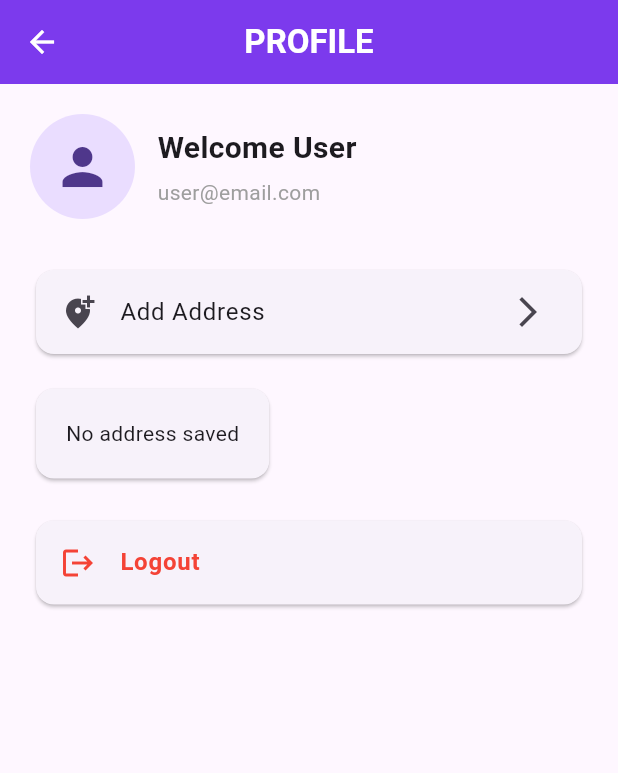
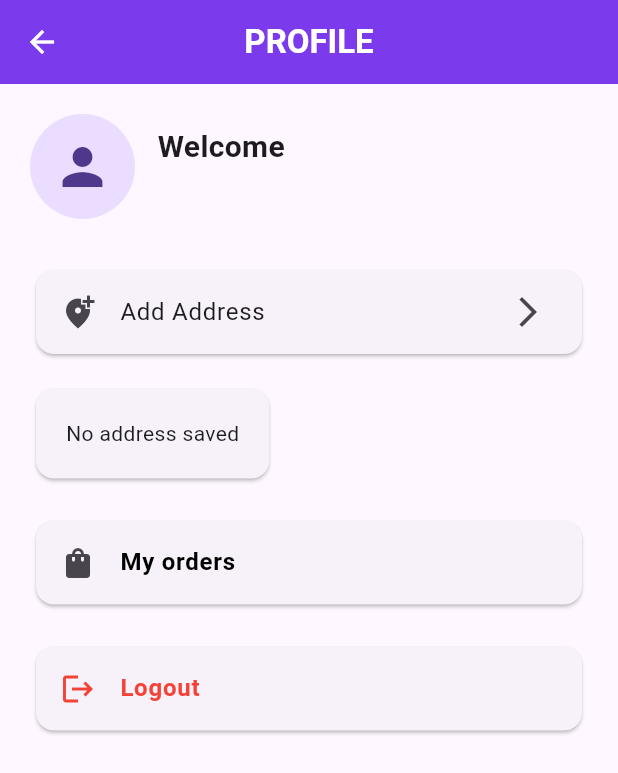
Before and after one commit to shamseena123/productlistcubit, a Flutter app: the ProfileScreen screen opened directly, on a phone screen of 412 x 824 dp. Shown: the top 773 px of the screen. Run offline on Flutter 3.47's test engine with Material 3 defaults, Android fonts, the phone set to English and light mode, and no system bars; our stand-ins replace equatable, flutter_bloc, hive, hive_flutter, shared_preferences; accounts and stored records are empty.

Commit message:
order section completed

```diff
--- /dev/null
+++ b/devtools_options.yaml
@@ -0,0 +1,3 @@
+description: This file stores settings for Dart & Flutter DevTools.
+documentation: https://docs.flutter.dev/tools/devtools/extensions#configure-extension-enablement-states
+extensions:
--- a/lib/core/widgets/error_widget.dart
+++ b/lib/core/widgets/error_widget.dart
@@ -17,7 +17,7 @@ class CustomErrorWidget extends StatelessWidget {
         mainAxisAlignment: MainAxisAlignment.center,
         children: [
           Text(message),
-          const SizedBox(height: 12),
+          const SizedBox(height: 10),
           ElevatedButton(onPressed: onRetry, child: const Text("Retry")),
         ],
       ),
--- a/lib/features/orders/logic/orders_cubit.dart
+++ b/lib/features/orders/logic/orders_cubit.dart
@@ -3,14 +3,15 @@ import 'package:hive/hive.dart';
 import '../data/order_model.dart';
 
 class OrdersCubit extends Cubit<List<OrderModel>> {
-  OrdersCubit() : super([]) {
-    loadOrders();
-  }
+  OrdersCubit() : super([]) {}
 
   final Box ordersBox = Hive.box('ordersBox');
 
- void loadOrders() {
-  final data = ordersBox.get('orders_list');
+  void loadOrders(String email) {
+    final data = ordersBox.get('orders_list_$email');
+
+    print("Email:$email");
+    print("DATA FROM HIVE:$data");
 
     if (data == null || data is! List) {
       emit([]);
@@ -18,17 +19,14 @@ class OrdersCubit extends Cubit<List<OrderModel>> {
     }
 
     final orders = data
-      .map(
-        (e) => OrderModel.fromJson(
-          Map<String, dynamic>.from(e),
-        ),
-      )
+        .map((e) => OrderModel.fromJson(Map<String, dynamic>.from(e)))
         .toList();
 
     emit(orders.reversed.toList());
   }
-  Future<void> addOrder(OrderModel order) async {
-    final data = ordersBox.get('orders_list');
+
+  Future<void> addOrder(String email, OrderModel order) async {
+    final data = ordersBox.get('orders_list_$email');
 
     List existing = data ?? [];
 
@@ -37,9 +35,8 @@ class OrdersCubit extends Cubit<List<OrderModel>> {
       order.toJson(), // 🔥 ONLY JSON
     ];
 
-    await ordersBox.put('orders_list', updated);
-    print("ORDER SAVED: ${order.toJson()}");
+    await ordersBox.put('orders_list_$email', updated);
 
-    loadOrders();
+    loadOrders(email);
   }
 }
--- a/lib/features/products/logic/cubit/product_cubit.dart
+++ b/lib/features/products/logic/cubit/product_cubit.dart
@@ -15,7 +15,7 @@ class ProductCubit extends Cubit<ProductState> {
   String _selectedSort = "None";
   String _searchQuery = "";
 
-  /// LOAD PRODUCTS
+
   Future<void> loadProducts() async {
     emit(ProductLoading());
 
@@ -31,8 +31,6 @@ class ProductCubit extends Cubit<ProductState> {
       }
     }
   }
-
-  /// CORE FILTER ENGINE (CATEGORY + SEARCH + SORT)
   void _applyFilters() {
     List<ProductModel> filtered = List.from(_allProducts);
 
@@ -43,7 +41,6 @@ class ProductCubit extends Cubit<ProductState> {
           .toList();
     }
 
-    /// SEARCH FILTER
     if (_searchQuery.isNotEmpty) {
       filtered = filtered
           .where(
--- a/lib/features/products/presentation/screens/home_screen.dart
+++ b/lib/features/products/presentation/screens/home_screen.dart
@@ -142,7 +142,7 @@ class _HomeScreenState extends State<HomeScreen> {
 
                     const SizedBox(height: 14),
 
-                    /// CATEGORY CHIPS
+
                     SizedBox(
                       height: 50,
                       child: ListView(
--- a/lib/features/products/presentation/widgets/product_card.dart
+++ b/lib/features/products/presentation/widgets/product_card.dart
@@ -88,7 +88,7 @@ class ProductCard extends StatelessWidget {
 
               const SizedBox(height: 8),
 
-              /// TITLE
+
               Text(
                 product.title,
                 maxLines: 2,
--- a/lib/features/profile/presentation/profile_screen.dart
+++ b/lib/features/profile/presentation/profile_screen.dart
@@ -5,10 +5,33 @@ import 'package:product_list_app/features/address/data/logic/address_cubit.dart'
 import 'package:product_list_app/features/address/presentation/screens/address_screen.dart';
 
 import 'package:product_list_app/features/auth/logic/cubit/auth_cubit.dart';
+import 'package:product_list_app/features/orders/presentation/order_screen.dart';
 
+class ProfileScreen extends StatefulWidget {
+  const ProfileScreen({super.key});
 
-class ProfileScreen extends StatelessWidget {
-  const ProfileScreen({super.key});
+  @override
+  State<ProfileScreen> createState() => _ProfileScreenState();
+}
+
+class _ProfileScreenState extends State<ProfileScreen> {
+  String email = "";
+
+  @override
+  void initState() {
+    super.initState();
+    loadEmail();
+  }
+
+  Future<void> loadEmail() async {
+    final storage = context.read<AuthCubit>().storageService;
+
+    final savedEmail = await storage.getString("currentUser");
+
+    setState(() {
+      email = savedEmail ?? "";
+    });
+  }
 
   @override
   Widget build(BuildContext context) {
@@ -34,7 +57,6 @@ class ProfileScreen extends StatelessWidget {
           crossAxisAlignment: CrossAxisAlignment.start,
 
           children: [
-            /// 👤 PROFILE HEADER
             Row(
               children: [
                 const CircleAvatar(
@@ -47,9 +69,9 @@ class ProfileScreen extends StatelessWidget {
                 Column(
                   crossAxisAlignment: CrossAxisAlignment.start,
 
-                  children: const [
-                    Text(
-                      "Welcome User",
+                  children: [
+                    const Text(
+                      "Welcome",
                       style: TextStyle(
                         fontSize: 20,
                         fontWeight: FontWeight.bold,
@@ -58,10 +80,7 @@ class ProfileScreen extends StatelessWidget {
 
                     SizedBox(height: 5),
 
-                    Text(
-                      "user@email.com",
-                      style: TextStyle(color: Colors.grey),
-                    ),
+                    Text(email, style: const TextStyle(color: Colors.grey)),
                   ],
                 ),
               ],
@@ -69,7 +88,6 @@ class ProfileScreen extends StatelessWidget {
 
             const SizedBox(height: 30),
 
-            /// ➕ ADD ADDRESS
             Card(
               child: ListTile(
                 leading: const Icon(Icons.add_location_alt),
@@ -89,7 +107,6 @@ class ProfileScreen extends StatelessWidget {
 
             const SizedBox(height: 15),
 
-            /// 📍 SAVED ADDRESS
             BlocBuilder<AddressCubit, AddressState>(
               builder: (context, state) {
                 if (state is AddressLoaded && state.addresses.isNotEmpty) {
@@ -149,7 +166,30 @@ class ProfileScreen extends StatelessWidget {
 
             const SizedBox(height: 20),
 
-            /// 🚪 LOGOUT
+            Card(
+              child: ListTile(
+                leading: const Icon(Icons.shopping_bag),
+
+                title: const Text(
+                  "My orders",
+                  style: TextStyle(
+                    color: Colors.black,
+                    fontWeight: FontWeight.bold,
+                  ),
+                ),
+
+                onTap: () async {
+                  Navigator.push(
+                    context,
+                    MaterialPageRoute(builder: (_) => OrdersScreen()),
+                  );
+                },
+              ),
+            ),
+
+            const SizedBox(height: 20),
+
+            ///  LOGOUT
             Card(
               child: ListTile(
                 leading: const Icon(Icons.logout, color: Colors.red),
@@ -162,11 +202,9 @@ class ProfileScreen extends StatelessWidget {
                   ),
                 ),
 
-               onTap: () async {
-
-
-  await context.read<AuthCubit>().logout();
-},
+                onTap: () async {
+                  await context.read<AuthCubit>().logout();
+                },
               ),
             ),
           ],
--- a/lib/main.dart
+++ b/lib/main.dart
@@ -73,6 +73,7 @@ class MyApp extends StatelessWidget {
             // 🔥 LOGIN RESTORE (IMPORTANT FIX)
             await context.read<CartCubit>().initializeUserCart();
             await context.read<WishlistCubit>().initializeUserWishlist();
+            await context.read<AddressCubit>().initializeUserAddresses();
           }
         },
 
```
Also changed, not shown: lib/features/address/data/logic/address_cubit.dart (+43 -7 lines), lib/features/cart/logic/cart_cubit.dart (+35 -7 lines), lib/features/cart/presentation/cart_screen.dart (+4 -9 lines), lib/features/orders/presentation/order_detail_screen.dart (added, +64 -0 lines), lib/features/orders/presentation/order_screen.dart (+34 -5 lines), lib/features/orders/data/order_model.dart (line endings or trailing spaces). Lines whose indentation alone changed are shown as unchanged.
